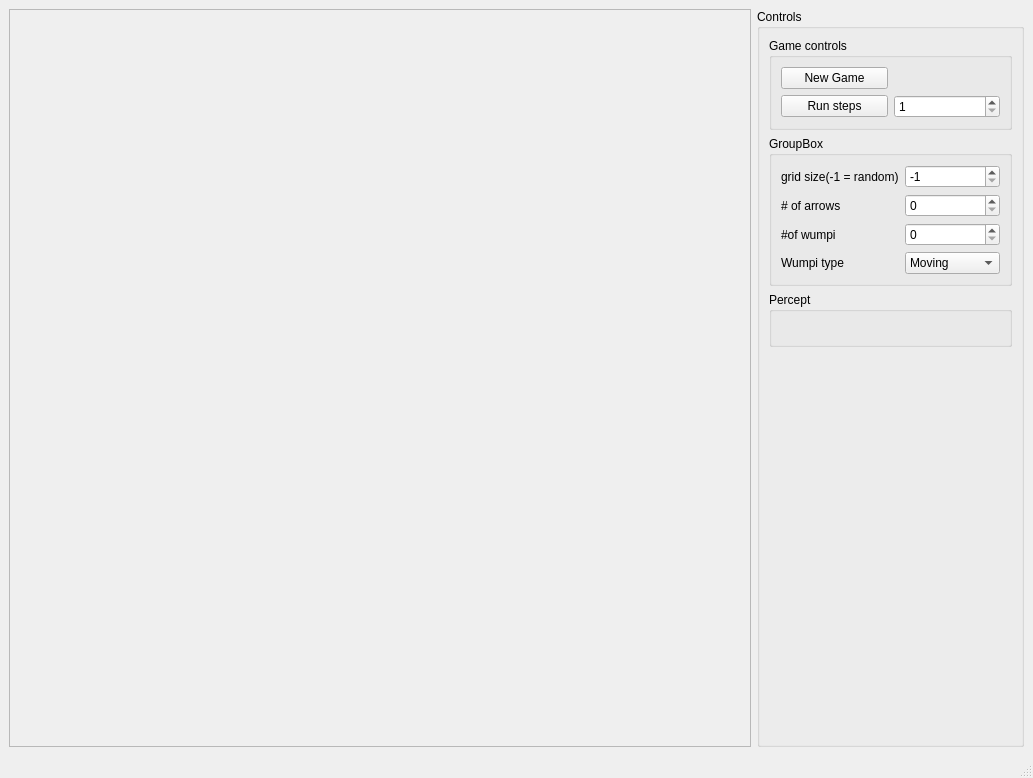
First picture: the form in ui.ui, repository NickFalse/HuntTheWumpusProject, before the edit.
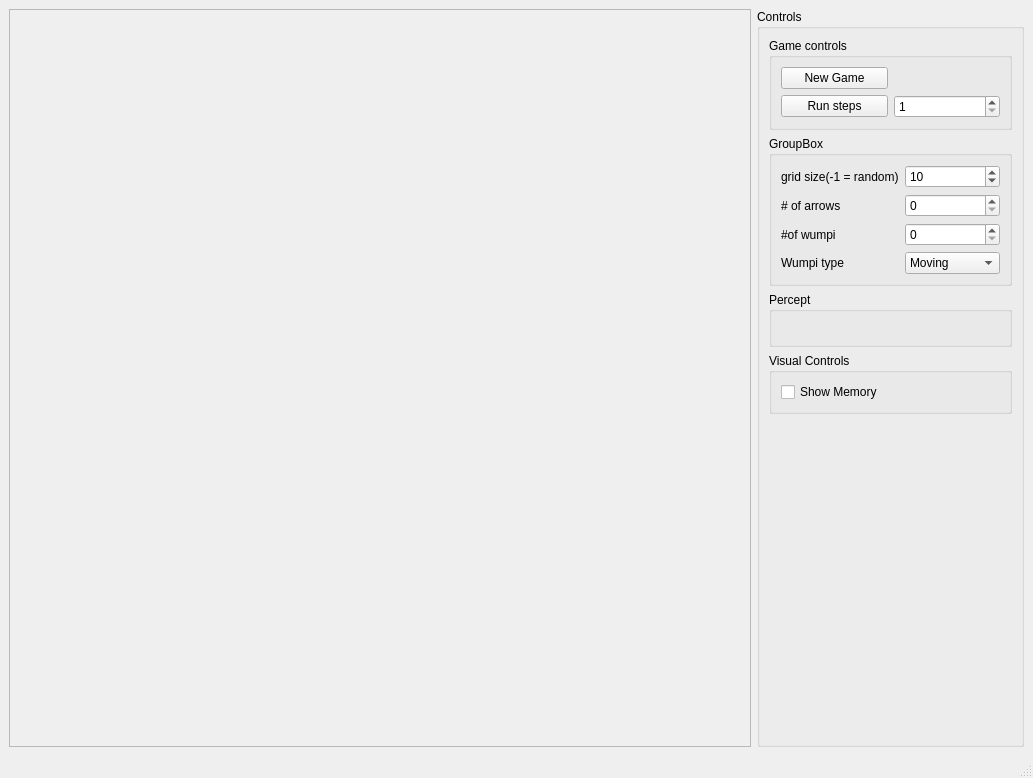
Second picture: the form after the edit.

Commit message: add memory visualizer and fix bugs

```diff
--- a/ui.ui
+++ b/ui.ui
@@ -105,7 +105,7 @@
              <number>-1</number>
             </property>
             <property name="value">
-             <number>-1</number>
+             <number>10</number>
             </property>
            </widget>
           </item>
@@ -175,6 +175,28 @@
          </layout>
         </widget>
        </item>
+       <item>
+        <widget class="QGroupBox" name="groupBox_5">
+         <property name="sizePolicy">
+          <sizepolicy hsizetype="Preferred" vsizetype="Maximum">
+           <horstretch>0</horstretch>
+           <verstretch>0</verstretch>
+          </sizepolicy>
+         </property>
+         <property name="title">
+          <string>Visual Controls</string>
+         </property>
+         <layout class="QVBoxLayout" name="verticalLayout_2">
+          <item>
+           <widget class="QCheckBox" name="showMemoryBox">
+            <property name="text">
+             <string>Show Memory</string>
+            </property>
+           </widget>
+          </item>
+         </layout>
+        </widget>
+       </item>
        <item>
         <widget class="QWidget" name="widget" native="true"/>
        </item>
```
The commit also changes 2 other files.
